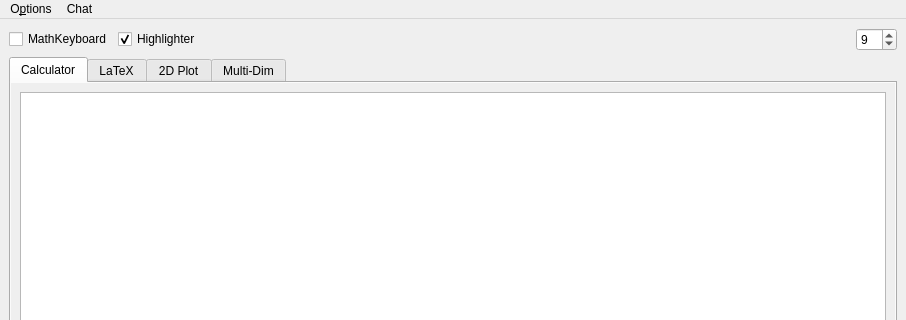
This is AMaDiAUI.ui in AstusRush/AMaDiA as Qt 5 draws it before an edit; both pictures show x 0 to 906 and y 0 to 320 of the 906 by 634 pixel window. The edited form follows.
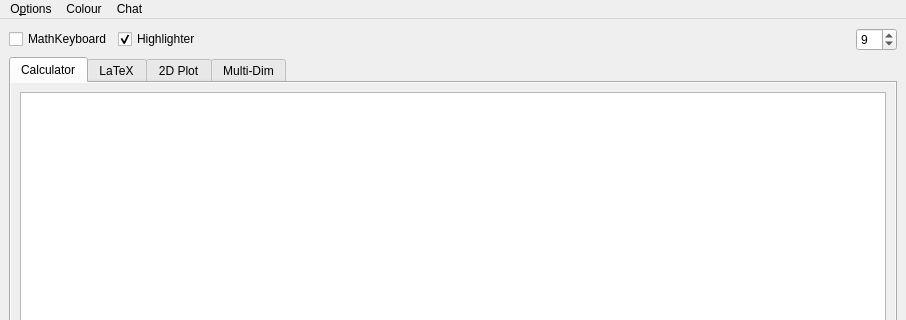
This is the edited form. Custom widgets are drawn as their Qt base class.

What changed in the file:
```diff
--- a/AMaDiAUI.ui
+++ b/AMaDiAUI.ui
@@ -824,7 +824,15 @@
     <addaction name="Menubar_Main_Chat_action_Open_Client"/>
     <addaction name="Menubar_Main_Chat_action_Open_Server"/>
    </widget>
+   <widget class="QMenu" name="Menubar_Main_Colour">
+    <property name="title">
+     <string>Colour</string>
+    </property>
+    <addaction name="Menubar_Main_Colour_action_Dark"/>
+    <addaction name="Menubar_Main_Colour_action_Bright"/>
+   </widget>
    <addaction name="Menubar_Main_Options"/>
+   <addaction name="Menubar_Main_Colour"/>
    <addaction name="Menubar_Main_Chat"/>
   </widget>
   <widget class="QStatusBar" name="statusbar"/>
```
Left out of the diff: 10 changed lines with no effect on the pictures.
